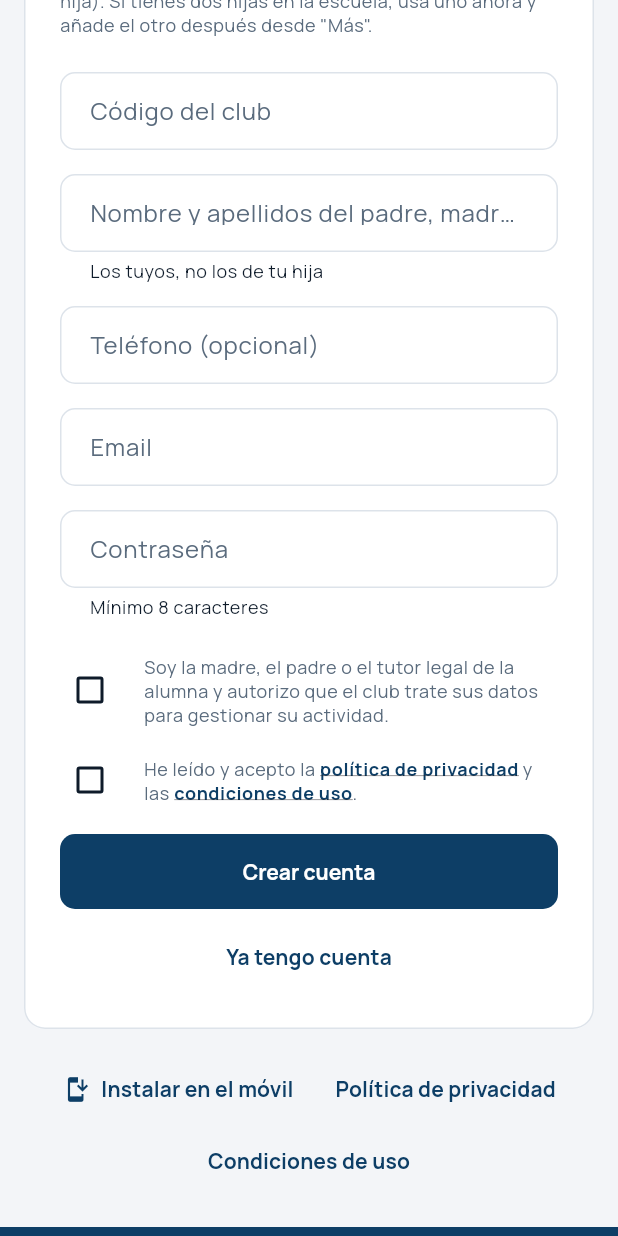
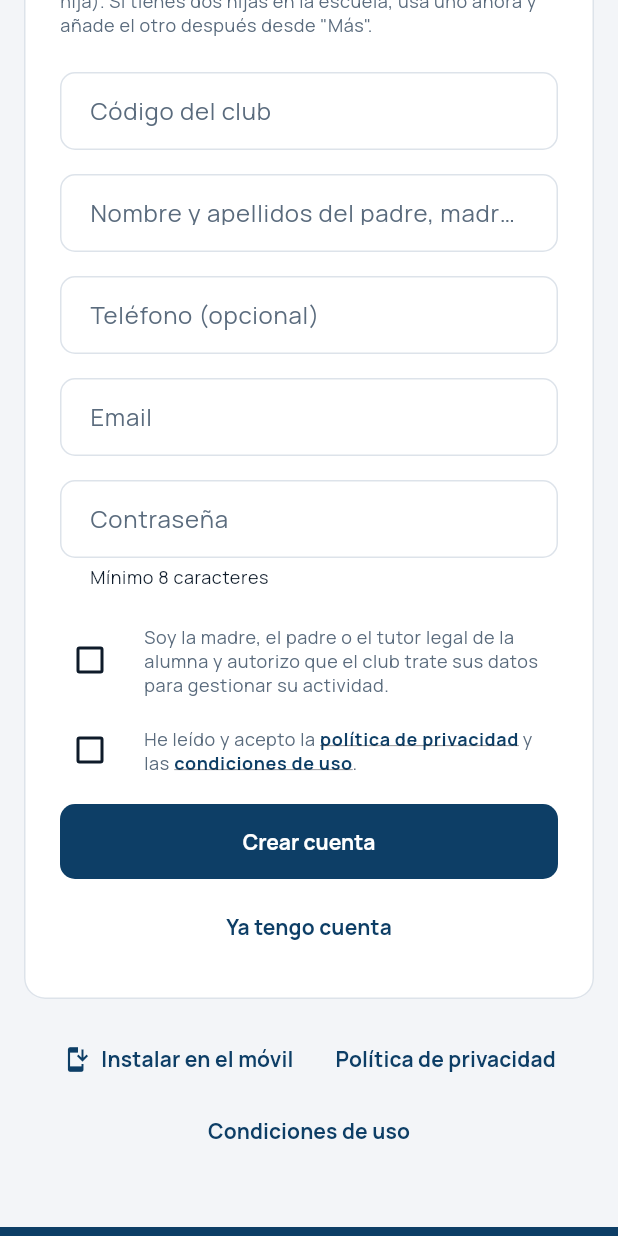
Before and after one commit to yb2ypwpzz9-cmd/https-github.com-nextlevelbuilder-ui-ux-pro-max-skill, a Flutter app: the RegistroScreen screen opened by its route, scrolled down 270 dp, on a phone screen of 412 x 824 dp. Run offline on Flutter 3.47's test engine with Material 3 defaults, Android fonts, the phone set to English and light mode, and no system bars; our stand-ins replace cloud_firestore, cloud_functions, file_picker, firebase_auth, firebase_core, firebase_messaging and 5 more; missing offline and left inert: dart:js_interop; accounts and stored records are empty.

Commit message:
Quita la aclaración bajo el nombre en el registro
Co-Authored-By: Claude Sonnet 5.5 <noreply@anthropic.com>
Claude-Session: https://claude.ai/code/session_01AjzRgQ5b8Xph6EEUpR4ouz

```diff
--- a/spado-rackets-app/lib/screens/auth/registro_screen.dart
+++ b/spado-rackets-app/lib/screens/auth/registro_screen.dart
@@ -103,7 +103,6 @@ class _RegistroScreenState extends State<RegistroScreen> {
               textCapitalization: TextCapitalization.words,
               decoration: const InputDecoration(
                 labelText: 'Nombre y apellidos del padre, madre o tutor',
-                helperText: 'Los tuyos, no los de tu hija',
                 hintText: 'Así te verá el club en los mensajes',
               ),
               validator: (v) =>
```
